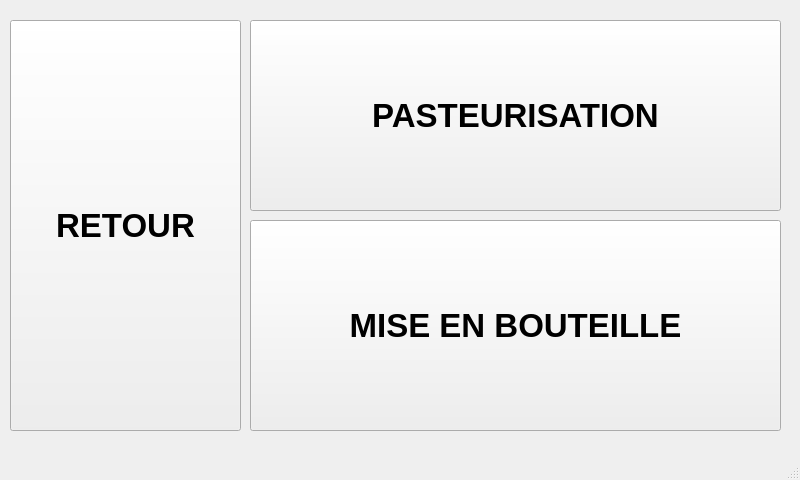
Above: pagepressee.ui from YanisKer/ProjetPomme before the change. Below: the same form after it.
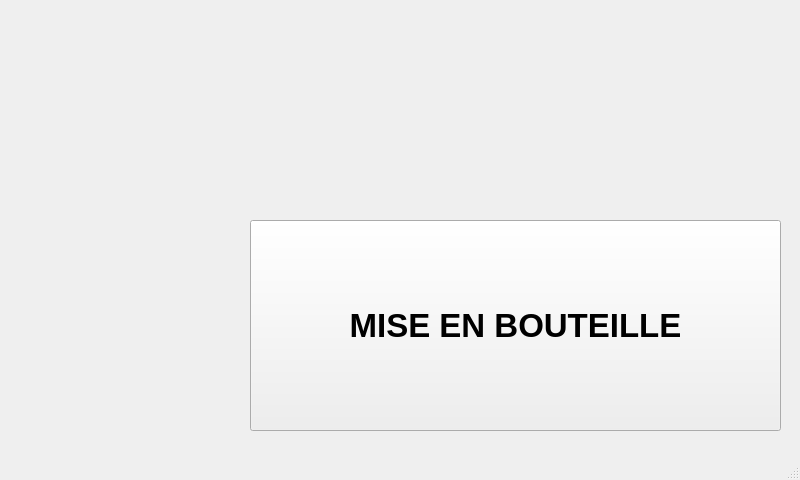
That is the form after the change.

Diff of the .ui file:
```diff
--- a/pagepressee.ui
+++ b/pagepressee.ui
@@ -14,25 +14,6 @@
    <string>MainWindow</string>
   </property>
   <widget class="QWidget" name="centralwidget">
-   <widget class="QPushButton" name="pushButton">
-    <property name="geometry">
-     <rect>
-      <x>250</x>
-      <y>20</y>
-      <width>531</width>
-      <height>191</height>
-     </rect>
-    </property>
-    <property name="font">
-     <font>
-      <pointsize>25</pointsize>
-      <bold>true</bold>
-     </font>
-    </property>
-    <property name="text">
-     <string>PASTEURISATION</string>
-    </property>
-   </widget>
    <widget class="QPushButton" name="pushButton_2">
     <property name="geometry">
      <rect>
@@ -52,25 +33,6 @@
      <string>MISE EN BOUTEILLE</string>
     </property>
    </widget>
-   <widget class="QPushButton" name="pushButton_3">
-    <property name="geometry">
-     <rect>
-      <x>10</x>
-      <y>20</y>
-      <width>231</width>
-      <height>411</height>
-     </rect>
-    </property>
-    <property name="font">
-     <font>
-      <pointsize>25</pointsize>
-      <bold>true</bold>
-     </font>
-    </property>
-    <property name="text">
-     <string>RETOUR</string>
-    </property>
-   </widget>
   </widget>
   <widget class="QMenuBar" name="menubar">
    <property name="geometry">
```
